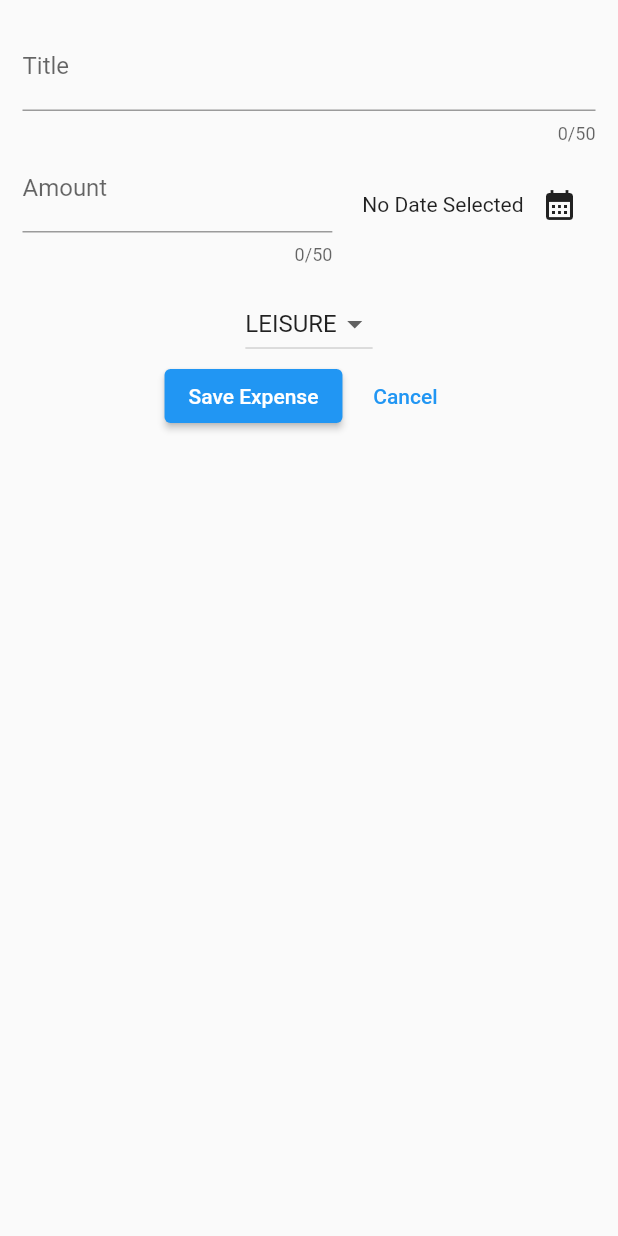
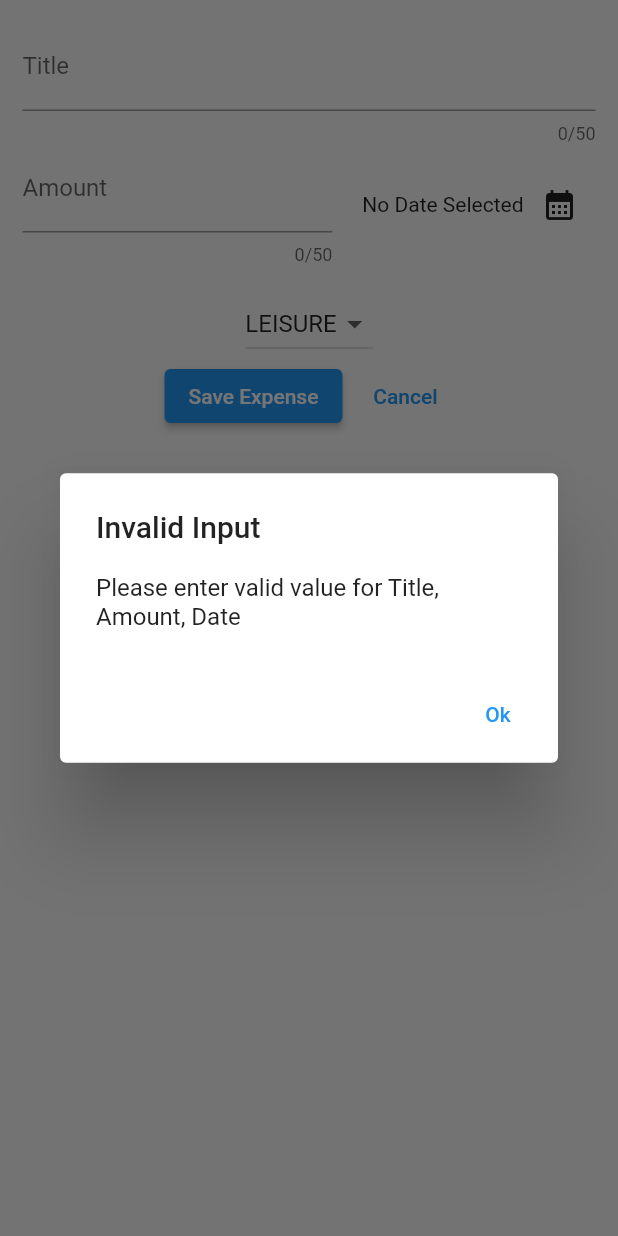
Before and after one commit to silverag2002/expense_app_flutter, a Flutter app: the ExpenseInput widget shown alone on an empty page, opened directly, after a tap on "Save Expense", on a phone screen of 412 x 824 dp. Run offline on Flutter 3.47's test engine with Material 2 defaults, Android fonts, the phone set to English and light mode, and no system bars.

Commit message:
Added warning model

```diff
--- a/lib/widgets/expense_input.dart
+++ b/lib/widgets/expense_input.dart
@@ -99,17 +99,38 @@ class _ExpenseInputState extends State<ExpenseInput> {
                     ),
                     child: ElevatedButton(
                         onPressed: () {
-                          print(_titleController.text);
-                          print(_amountController.text);
+                          final _amountValidation =
+                              double.tryParse(_amountController.toString());
+
+                          if (_amountValidation == null ||
+                              _amountValidation <= 0 ||
+                              _titleController.text.trim().isEmpty ||
+                              selectedDate == null) {
+                            showDialog(
+                                context: context,
+                                builder: (ctx) => AlertDialog(
+                                      title: const Text('Invalid Input'),
+                                      content: const Text(
+                                          "Please enter valid value for Title, Amount, Date"),
+                                      actions: [
+                                        TextButton(
+                                            onPressed: () {
+                                              Navigator.pop(context);
+                                            },
+                                            child: const Text("Ok"))
+                                      ],
+                                    ));
+                            return;
+                          } else {}
                         },
-                        child: Text("Save Expense"))),
+                        child: const Text("Save Expense"))),
                 Padding(
                     padding: const EdgeInsets.symmetric(
                       horizontal: 5,
                     ),
                     child: TextButton(
                         onPressed: () {
-                          print(_titleController.text);
+                          Navigator.pop(context);
                         },
                         child: Text("Cancel")))
               ],
```
